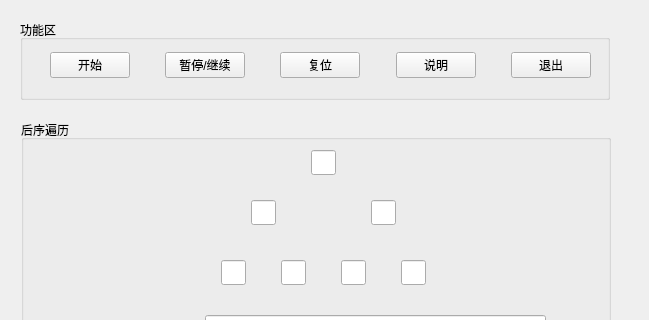
Old version of the form treereartravel.ui in the repository Billxkk/-; both pictures show x 0 to 649 and y 0 to 320 of the 649 by 653 pixel window.
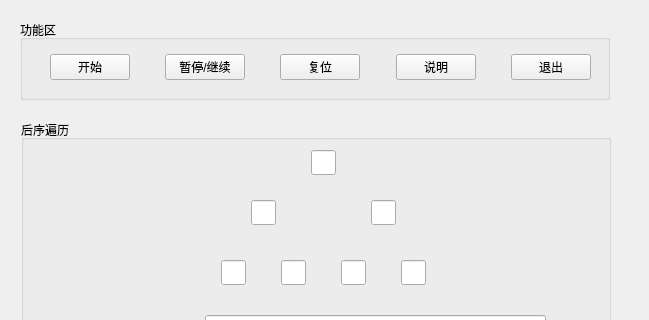
New version of the form.

Diff of the .ui file:
```diff
--- a/treereartravel.ui
+++ b/treereartravel.ui
@@ -23,6 +23,9 @@
       <height>80</height>
      </rect>
     </property>
+    <property name="styleSheet">
+     <string notr="true">font: 14pt &quot;微软雅黑&quot;;</string>
+    </property>
     <property name="title">
      <string>功能区</string>
     </property>
@@ -32,7 +35,7 @@
        <x>30</x>
        <y>30</y>
        <width>541</width>
-       <height>30</height>
+       <height>35</height>
       </rect>
      </property>
      <layout class="QHBoxLayout" name="horizontalLayout">
```
Left out of the diff: 52 changed lines with no effect on the pictures.
